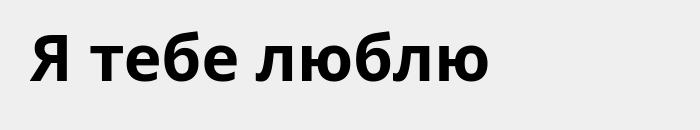
Above: second_window.ui from centroparotjag/Sofia-weather-QT before the change. Below: the same form after it.
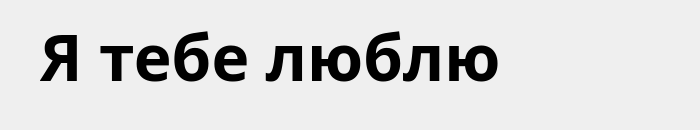
That is the form after the change.

Diff of the .ui file:
```diff
--- a/second_window.ui
+++ b/second_window.ui
@@ -37,10 +37,10 @@
   <widget class="QLabel" name="label_2">
    <property name="geometry">
     <rect>
-     <x>30</x>
-     <y>20</y>
-     <width>651</width>
-     <height>71</height>
+     <x>40</x>
+     <y>0</y>
+     <width>641</width>
+     <height>111</height>
     </rect>
    </property>
    <property name="font">
```
